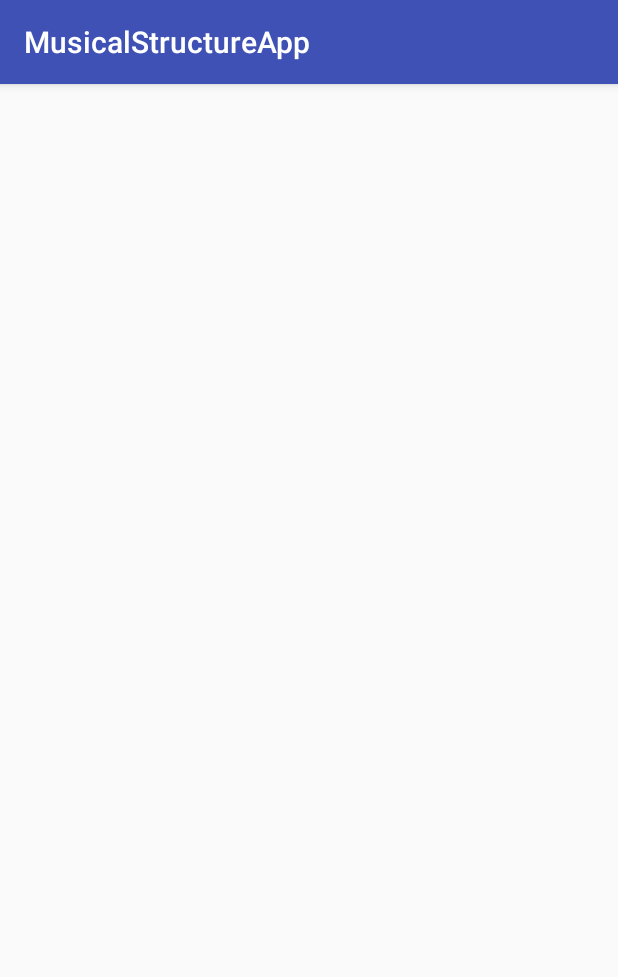
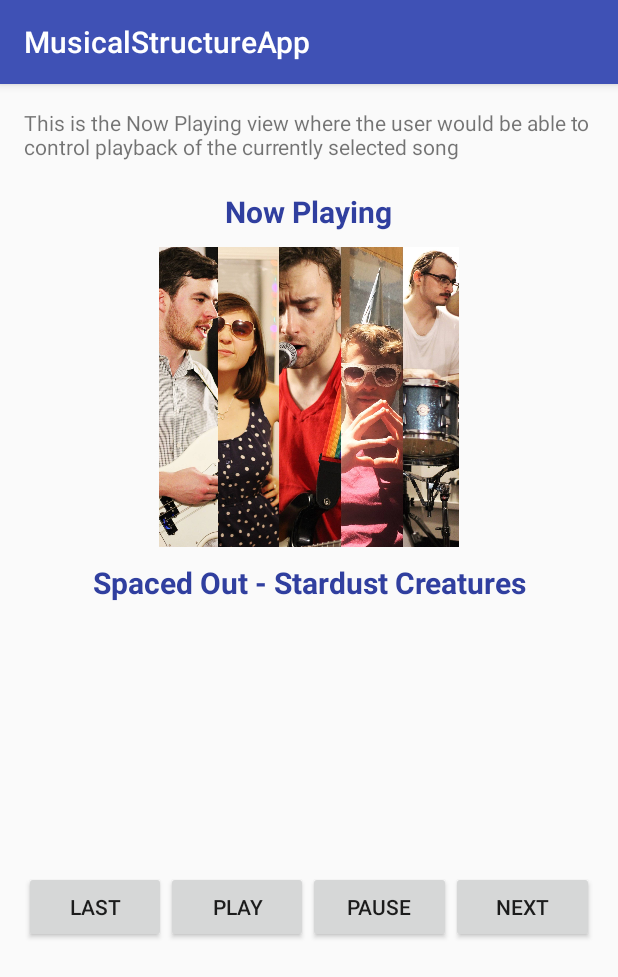
Before and after one commit to eskinner31/eRecord, an Android app: the NowPlayingActivity screen opened directly, with no data from a screen before it, on a phone screen of 412 x 824 dp. Shown: the top 977 px of the screen. Run offline under Robolectric (Android 15) with nearby library versions, the phone set to English and light mode, and no system bars.

Commit message:
added XML for now playing activity

```diff
--- a/app/src/main/res/layout/activity_now_playing.xml
+++ b/app/src/main/res/layout/activity_now_playing.xml
@@ -1,5 +1,5 @@
 <?xml version="1.0" encoding="utf-8"?>
-<RelativeLayout xmlns:android="http://schemas.android.com/apk/res/android"
+<LinearLayout xmlns:android="http://schemas.android.com/apk/res/android"
     xmlns:tools="http://schemas.android.com/tools"
     android:id="@+id/activity_now_playing"
     android:layout_width="match_parent"
@@ -8,6 +8,74 @@
     android:paddingLeft="@dimen/activity_horizontal_margin"
     android:paddingRight="@dimen/activity_horizontal_margin"
     android:paddingTop="@dimen/activity_vertical_margin"
+    android:orientation="vertical"
     tools:context="com.example.android.musicalstructureapp.NowPlayingActivity">
 
-</RelativeLayout>
+    <TextView
+        android:layout_width="match_parent"
+        android:layout_height="wrap_content"
+        android:text="This is the Now Playing view where the user would be able to control playback of the currently selected song"/>
+
+    <TextView
+        android:layout_width="wrap_content"
+        android:layout_height="wrap_content"
+        android:layout_marginTop="20dp"
+        android:layout_marginBottom="10dp"
+        android:layout_gravity="center_horizontal"
+        android:textSize="20sp"
+        android:textStyle="bold"
+        android:textColor="@color/colorPrimaryDark"
+        android:text="Now Playing"/>
+
+    <ImageView
+        android:layout_width="200dp"
+        android:layout_height="200dp"
+        android:layout_gravity="center"
+        android:src="@drawable/startdust_creatures_spaced_out"/>
+
+    <TextView
+        android:layout_width="match_parent"
+        android:layout_height="wrap_content"
+        android:text="Spaced Out - Stardust Creatures"
+        android:textStyle="bold"
+        android:layout_marginTop="10dp"
+        android:gravity="center"
+        android:textColor="@color/colorPrimaryDark"
+        android:textSize="20sp"/>
+
+    <LinearLayout
+        android:layout_width="match_parent"
+        android:layout_height="0dp"
+        android:layout_weight="3">
+
+        <Button
+            android:layout_width="wrap_content"
+            android:layout_height="wrap_content"
+            android:layout_gravity="center_vertical"
+            android:layout_weight="1"
+            android:text="Last"/>
+
+        <Button
+            android:layout_width="wrap_content"
+            android:layout_height="wrap_content"
+            android:layout_gravity="center_vertical"
+            android:layout_weight="1"
+            android:text="Play"/>
+
+        <Button
+            android:layout_width="wrap_content"
+            android:layout_height="wrap_content"
+            android:layout_gravity="center_vertical"
+            android:layout_weight="1"
+            android:text="Pause"/>
+
+        <Button
+            android:layout_width="wrap_content"
+            android:layout_height="wrap_content"
+            android:layout_gravity="center_vertical"
+            android:layout_weight="1"
+            android:text="Next"/>
+
+    </LinearLayout>
+
+</LinearLayout>
--- a/app/src/main/res/layout/activity_songs.xml
+++ b/app/src/main/res/layout/activity_songs.xml
@@ -20,13 +20,12 @@
         android:layout_width="200dp"
         android:layout_height="200dp"
         android:src="@drawable/stardust_creatures_album_art"
-        android:layout_weight="1"
         android:layout_gravity="center_horizontal"/>
 
     <ListView
         android:layout_width="match_parent"
         android:layout_height="0dp"
-        android:layout_weight="3"
+        android:layout_weight="1"
         android:entries="@array/songs_array">
     </ListView>
 
```
